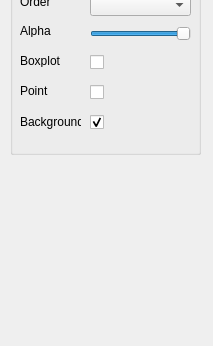
Before: the Qt Designer form parallelchartconfig.ui in jodijhouranda/Kalingga, drawn with Qt 5; both pictures show x 0 to 213 and y 166 to 512 of the 213 by 512 pixel window.
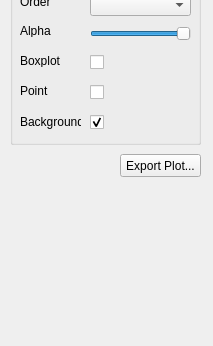
After: the same form once the commit is applied.

Commit message: Export Plot

```diff
--- a/parallelchartconfig.ui
+++ b/parallelchartconfig.ui
@@ -19,7 +19,7 @@
      <x>10</x>
      <y>20</y>
      <width>191</width>
-     <height>301</height>
+     <height>291</height>
     </rect>
    </property>
    <property name="title">
@@ -263,6 +263,19 @@
     </property>
    </widget>
   </widget>
+  <widget class="QPushButton" name="pushButtonExport">
+   <property name="geometry">
+    <rect>
+     <x>120</x>
+     <y>320</y>
+     <width>81</width>
+     <height>23</height>
+    </rect>
+   </property>
+   <property name="text">
+    <string>Export Plot...</string>
+   </property>
+  </widget>
  </widget>
  <resources/>
  <connections/>
```
The commit also changes 18 other files.
